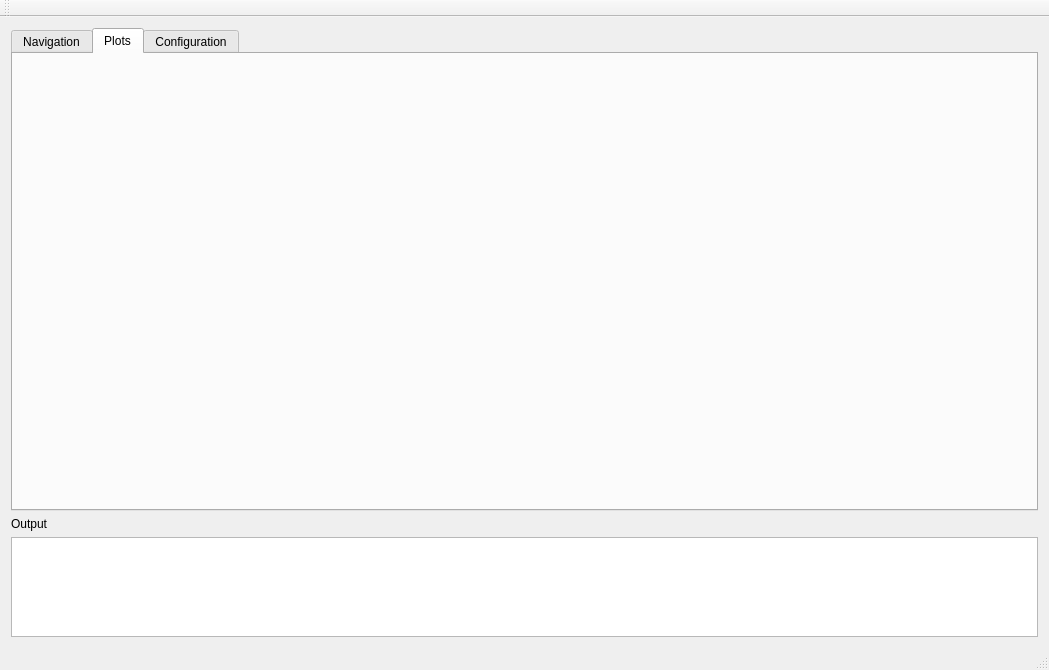
This is mainwindow.ui in debelyoo/catamaran-ui as Qt 5 draws it before an edit. The edited form follows.
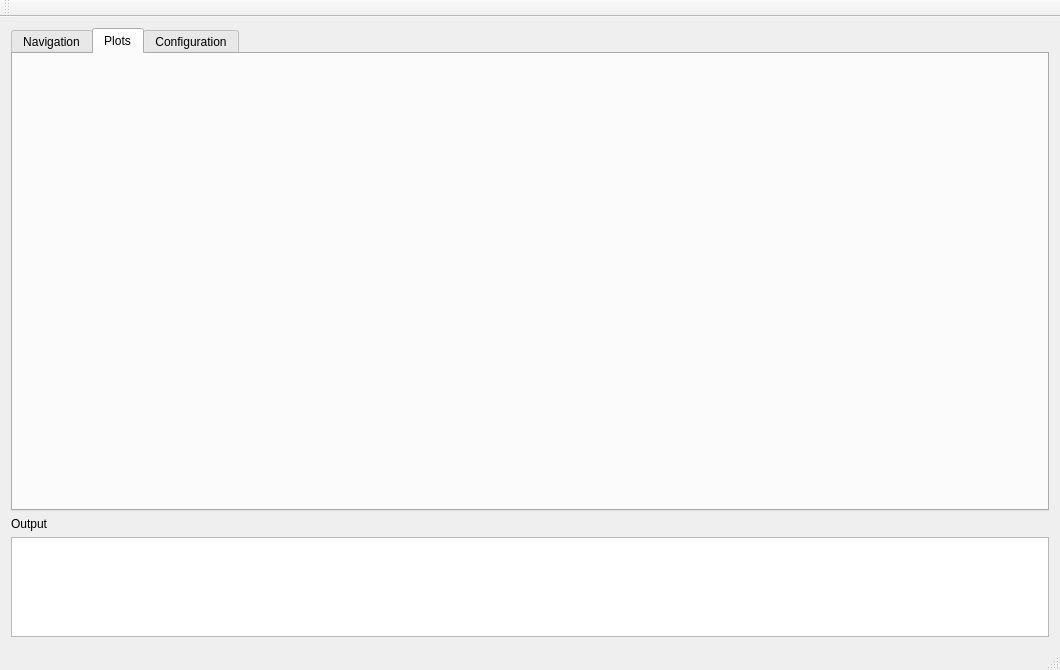
This is the edited form. Icons and pictures are not drawn.

Patch:
```diff
--- a/mainwindow.ui
+++ b/mainwindow.ui
@@ -6,7 +6,7 @@
    <rect>
     <x>0</x>
     <y>0</y>
-    <width>1049</width>
+    <width>1060</width>
     <height>670</height>
    </rect>
   </property>
```
Left out of the diff: 2 changed lines with no effect on the pictures.
